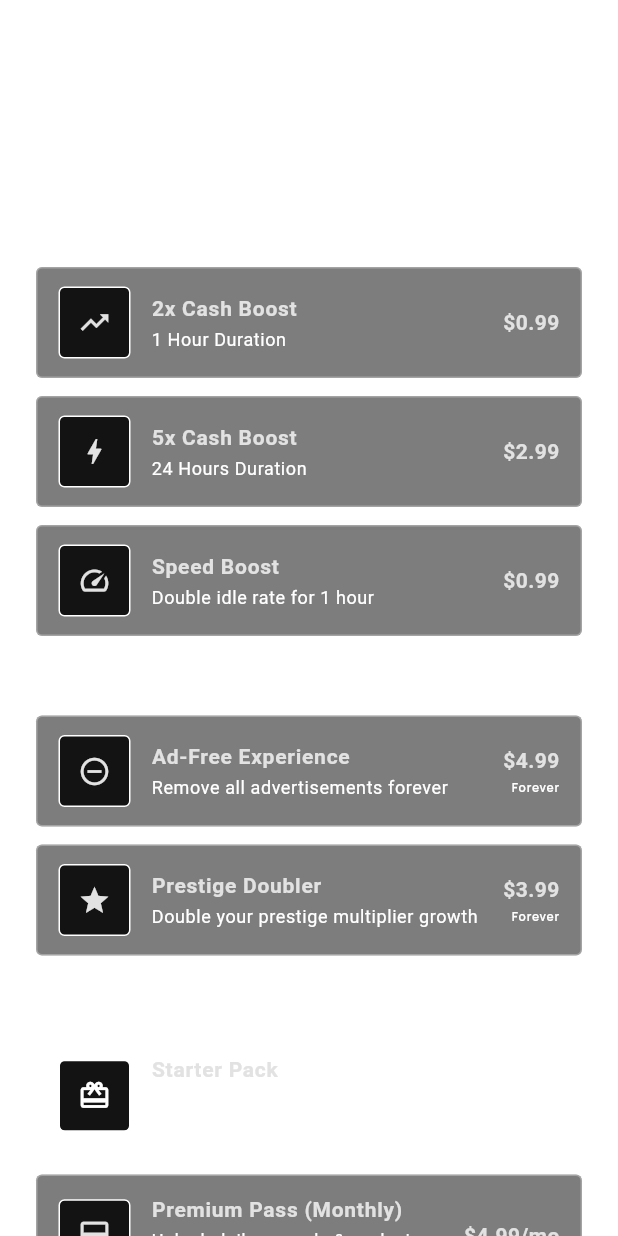
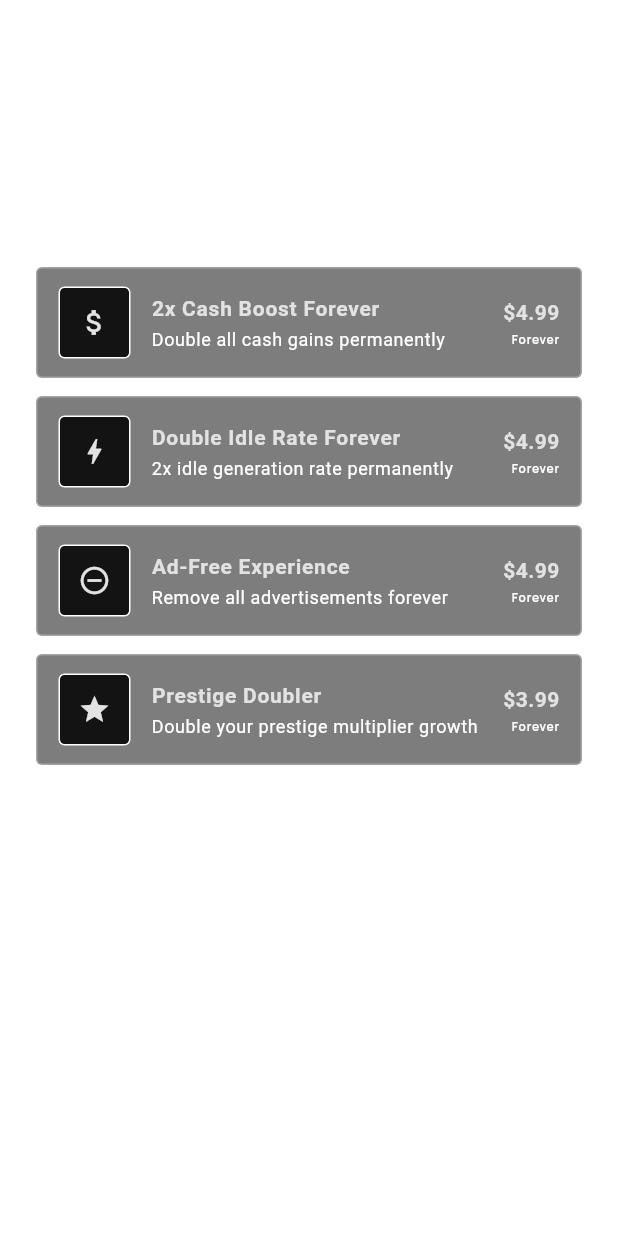
Before and after one commit to Sh1ljo/NumberFlutter, a Flutter app: the ShopScreen screen opened directly, on a phone screen of 412 x 824 dp. Run offline on Flutter 3.47's test engine with Material 3 defaults, Android fonts, the phone set to English and light mode, and no system bars; our stand-ins replace flutter_dotenv, google_fonts, google_sign_in, shared_preferences, supabase_flutter; accounts and stored records are empty; network calls fail; statements that could not run were skipped.

Commit message:
Fixed dummy shop screen, and fixed leaderboard in header. First time working with cluade code locally.

```diff
--- a/lib/ui/screens/prestige/prestige_screen.dart
+++ b/lib/ui/screens/prestige/prestige_screen.dart
@@ -39,6 +39,13 @@ class _PrestigeScreenState extends State<PrestigeScreen>
   Future<void> _openStatsScreen() async {
     Navigator.of(context)
         .push(MaterialPageRoute<void>(builder: (_) => const PlayerStatsScreen()));
+  }
+
+  Future<void> _openLeaderboardScreen() async {
+    // TODO: Implement leaderboard screen
+    ScaffoldMessenger.of(context).showSnackBar(
+      const SnackBar(content: Text('Leaderboard coming soon!')),
+    );
   }
 
   Future<void> _openProfileEditor() async {
@@ -246,9 +253,9 @@ class _PrestigeScreenState extends State<PrestigeScreen>
                       Row(
                         children: [
                           IconButton(
-                            tooltip: 'Stats',
-                            onPressed: _openStatsScreen,
-                            icon: const Icon(Icons.bar_chart),
+                            tooltip: 'Leaderboard',
+                            onPressed: _openLeaderboardScreen,
+                            icon: const Icon(Icons.emoji_events_outlined),
                           ),
                           IconButton(
                             tooltip: 'Profile',
--- a/lib/ui/screens/shop_screen.dart
+++ b/lib/ui/screens/shop_screen.dart
@@ -37,9 +37,9 @@ class ShopScreen extends StatelessWidget {
               ),
               const SizedBox(height: 32),
 
-              // Boosts Section
+              // Permanent Upgrades Section
               Text(
-                'TEMPORARY BOOSTS',
+                'PERMANENT UPGRADES',
                 style: theme.textTheme.labelSmall?.copyWith(
                   letterSpacing: 2.0,
                   color: cs.outline,
@@ -48,38 +48,21 @@ class ShopScreen extends StatelessWidget {
               ),
               const SizedBox(height: 12),
               _ShopItem(
-                name: '2x Cash Boost',
-                description: '1 Hour Duration',
-                price: '\$0.99',
-                icon: Icons.trending_up,
+                name: '2x Cash Boost Forever',
+                description: 'Double all cash gains permanently',
+                price: '\$4.99',
+                icon: Icons.attach_money,
                 theme: theme,
+                isPermanent: true,
               ),
               const SizedBox(height: 12),
               _ShopItem(
-                name: '5x Cash Boost',
-                description: '24 Hours Duration',
-                price: '\$2.99',
+                name: 'Double Idle Rate Forever',
+                description: '2x idle generation rate permanently',
+                price: '\$4.99',
                 icon: Icons.bolt,
                 theme: theme,
-              ),
-              const SizedBox(height: 12),
-              _ShopItem(
-                name: 'Speed Boost',
-                description: 'Double idle rate for 1 hour',
-                price: '\$0.99',
-                icon: Icons.speed,
-                theme: theme,
-              ),
-              const SizedBox(height: 28),
-
-              // Premium Section
-              Text(
-                'PERMANENT UPGRADES',
-                style: theme.textTheme.labelSmall?.copyWith(
-                  letterSpacing: 2.0,
-                  color: cs.outline,
-                  fontSize: 9,
-                ),
+                isPermanent: true,
               ),
               const SizedBox(height: 12),
               _ShopItem(
@@ -98,34 +81,6 @@ class ShopScreen extends StatelessWidget {
                 icon: Icons.star,
                 theme: theme,
                 isPermanent: true,
-              ),
-              const SizedBox(height: 28),
-
-              // Bundles Section
-              Text(
-                'BUNDLES & PASSES',
-                style: theme.textTheme.labelSmall?.copyWith(
-                  letterSpacing: 2.0,
-                  color: cs.outline,
-                  fontSize: 9,
-                ),
-              ),
-              const SizedBox(height: 12),
-              _ShopItem(
-                name: 'Starter Pack',
-                description: 'Includes: 5x Boost + Speed Boost + 100 PP',
-                price: '\$9.99',
-                icon: Icons.card_giftcard,
-                theme: theme,
-                isFeatured: true,
-              ),
-              const SizedBox(height: 12),
-              _ShopItem(
-                name: 'Premium Pass (Monthly)',
-                description: 'Unlock daily rewards & exclusive boosts',
-                price: '\$4.99/mo',
-                icon: Icons.card_membership,
-                theme: theme,
               ),
               const SizedBox(height: 20),
             ],
--- a/lib/ui/screens/upgrades_screen.dart
+++ b/lib/ui/screens/upgrades_screen.dart
@@ -24,6 +24,13 @@ class _UpgradesScreenState extends State<UpgradesScreen> {
   Future<void> _openStatsScreen() async {
     Navigator.of(context)
         .push(MaterialPageRoute<void>(builder: (_) => const PlayerStatsScreen()));
+  }
+
+  Future<void> _openLeaderboardScreen() async {
+    // TODO: Implement leaderboard screen
+    ScaffoldMessenger.of(context).showSnackBar(
+      const SnackBar(content: Text('Leaderboard coming soon!')),
+    );
   }
 
   Future<void> _openProfileEditor() async {
@@ -97,9 +104,9 @@ class _UpgradesScreenState extends State<UpgradesScreen> {
                   Row(
                     children: [
                       IconButton(
-                        tooltip: 'Stats',
-                        onPressed: _openStatsScreen,
-                        icon: const Icon(Icons.bar_chart),
+                        tooltip: 'Leaderboard',
+                        onPressed: _openLeaderboardScreen,
+                        icon: const Icon(Icons.emoji_events_outlined),
                       ),
                       IconButton(
                         tooltip: 'Profile',
```
